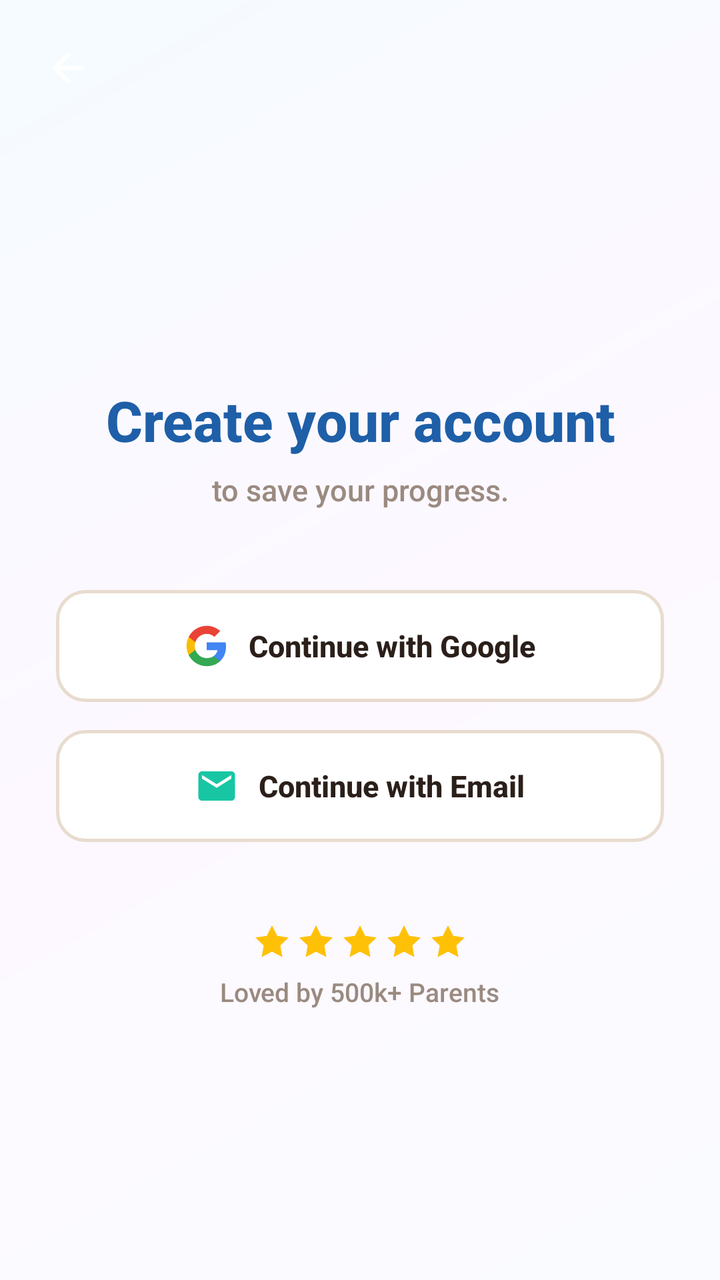
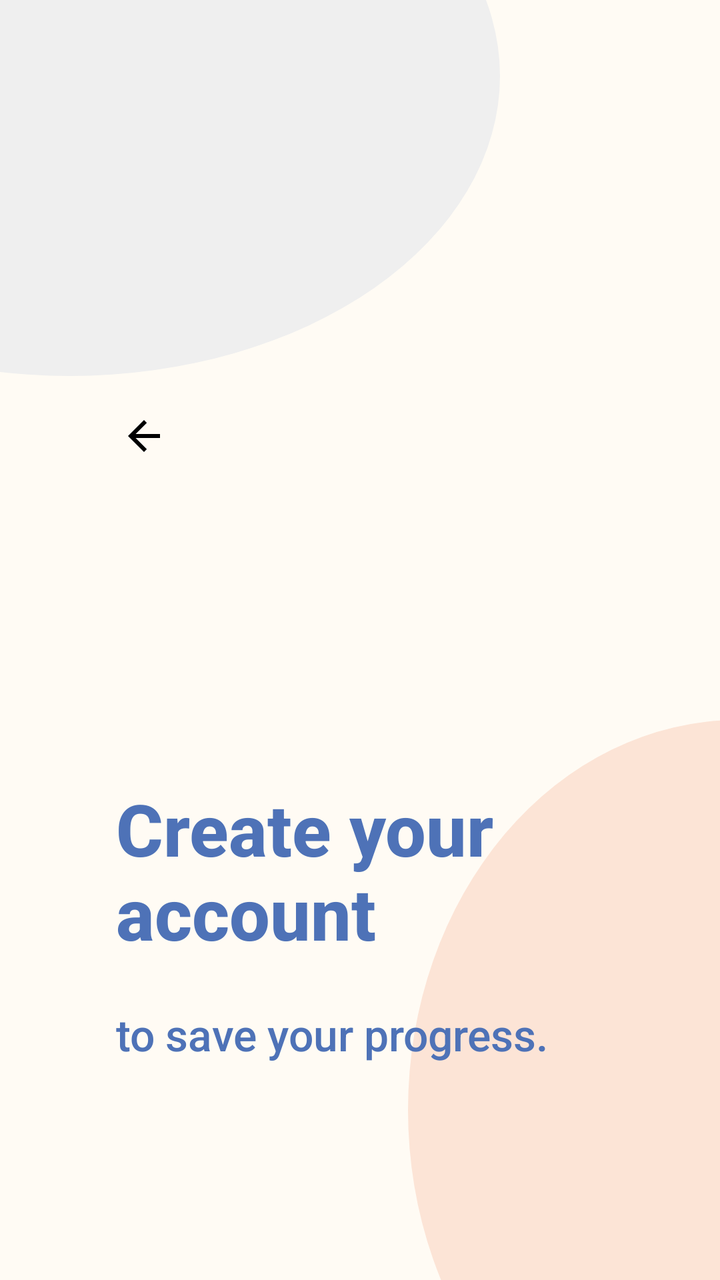

An Android layout rendered at two revisions. The XML below is the earlier revision; the diff shows what the commit changed to produce the second picture.
<!-- AndroidManifest.xml: application theme Theme.TalentBaby -->
<!-- res/layout/activity_get_started_auth.xml -->
<?xml version="1.0" encoding="utf-8"?>
<LinearLayout
    xmlns:android="http://schemas.android.com/apk/res/android"
    android:layout_width="match_parent"
    android:layout_height="match_parent"
    android:orientation="vertical"
    android:background="@drawable/bg_onboarding">

    
    <ImageButton
        android:id="@+id/btnBack"
        android:layout_width="44dp"
        android:layout_height="44dp"
        android:src="@drawable/ic_back"
        android:background="?attr/selectableItemBackgroundBorderless"
        android:layout_marginStart="12dp"
        android:layout_marginTop="12dp"
        android:padding="10dp"
        android:contentDescription="Back" />

    <LinearLayout
        android:layout_width="match_parent"
        android:layout_height="0dp"
        android:layout_weight="1"
        android:orientation="vertical"
        android:gravity="center"
        android:paddingHorizontal="28dp">

        
        <TextView
            android:layout_width="wrap_content"
            android:layout_height="wrap_content"
            android:text="@string/create_account_title"
            android:textSize="28sp"
            android:textStyle="bold"
            android:textColor="@color/headline_blue"
            android:gravity="center" />

        <TextView
            android:layout_width="wrap_content"
            android:layout_height="wrap_content"
            android:text="@string/save_progress_subtitle"
            android:textSize="15sp"
            android:textColor="@color/text_secondary"
            android:layout_marginTop="6dp"
            android:layout_marginBottom="40dp"
            android:gravity="center" />

        
        <LinearLayout
            android:id="@+id/btnGoogle"
            android:layout_width="match_parent"
            android:layout_height="56dp"
            android:orientation="horizontal"
            android:gravity="center"
            android:background="@drawable/bg_auth_option_button"
            android:layout_marginBottom="14dp"
            android:clickable="true"
            android:focusable="true">

            <ImageView
                android:layout_width="22dp"
                android:layout_height="22dp"
                android:src="@drawable/ic_google"
                android:contentDescription="Google" />

            <TextView
                android:layout_width="wrap_content"
                android:layout_height="wrap_content"
                android:text="@string/continue_google"
                android:textSize="15sp"
                android:textStyle="bold"
                android:textColor="@color/text_primary"
                android:layout_marginStart="10dp" />
        </LinearLayout>

        
        <LinearLayout
            android:id="@+id/btnEmail"
            android:layout_width="match_parent"
            android:layout_height="56dp"
            android:orientation="horizontal"
            android:gravity="center"
            android:background="@drawable/bg_auth_option_button"
            android:layout_marginBottom="40dp"
            android:clickable="true"
            android:focusable="true">

            <ImageView
                android:layout_width="22dp"
                android:layout_height="22dp"
                android:src="@drawable/ic_email"
                android:contentDescription="Email" />

            <TextView
                android:layout_width="wrap_content"
                android:layout_height="wrap_content"
                android:text="@string/continue_email"
                android:textSize="15sp"
                android:textStyle="bold"
                android:textColor="@color/text_primary"
                android:layout_marginStart="10dp" />
        </LinearLayout>

        
        <LinearLayout
            android:layout_width="wrap_content"
            android:layout_height="wrap_content"
            android:orientation="horizontal"
            android:gravity="center_vertical"
            android:layout_marginBottom="6dp">

            <ImageView android:layout_width="20dp" android:layout_height="20dp" android:src="@drawable/ic_star_filled" android:contentDescription="star" />
            <ImageView android:layout_width="20dp" android:layout_height="20dp" android:src="@drawable/ic_star_filled" android:contentDescription="star" android:layout_marginStart="2dp" />
            <ImageView android:layout_width="20dp" android:layout_height="20dp" android:src="@drawable/ic_star_filled" android:contentDescription="star" android:layout_marginStart="2dp" />
            <ImageView android:layout_width="20dp" android:layout_height="20dp" android:src="@drawable/ic_star_filled" android:contentDescription="star" android:layout_marginStart="2dp" />
            <ImageView android:layout_width="20dp" android:layout_height="20dp" android:src="@drawable/ic_star_filled" android:contentDescription="star" android:layout_marginStart="2dp" />
        </LinearLayout>

        <TextView
            android:layout_width="wrap_content"
            android:layout_height="wrap_content"
            android:text="@string/loved_by_parents"
            android:textSize="13sp"
            android:textColor="@color/text_secondary" />
    </LinearLayout>

</LinearLayout>
<!-- resources referenced by this layout -->
<resources>
  <color name="headline_blue">#FF1E5FA8</color>
  <color name="text_secondary">#FF9A8A80</color>
  <!-- drawable bg_auth_option_button (drawable) -->
  <?xml version="1.0" encoding="utf-8"?>
  <shape xmlns:android="http://schemas.android.com/apk/res/android"
      android:shape="rectangle">
      <solid android:color="@color/white" />
      <stroke android:width="1.5dp" android:color="@color/goal_unselected_border" />
      <corners android:radius="14dp" />
  </shape>
  <!-- drawable bg_onboarding (drawable) -->
  <?xml version="1.0" encoding="utf-8"?>
  <shape xmlns:android="http://schemas.android.com/apk/res/android"
      android:shape="rectangle">
      <gradient
          android:startColor="#FFFAFBFF"
          android:centerColor="#FFFDF8FF"
          android:endColor="#FFF5FBFF"
          android:angle="135" />
  </shape>
  <!-- drawable ic_back (drawable) -->
  <?xml version="1.0" encoding="utf-8"?>
  <vector xmlns:android="http://schemas.android.com/apk/res/android"
      android:width="24dp"
      android:height="24dp"
      android:viewportWidth="24"
      android:viewportHeight="24"
      android:tint="@color/white">
      <path
          android:fillColor="@android:color/white"
          android:pathData="M20,11H7.83l5.59,-5.59L12,4l-8,8 8,8 1.41,-1.41L7.83,13H20v-2z" />
  </vector>
  <style name="Theme.TalentBaby" parent="Theme.MaterialComponents.DayNight.NoActionBar">
          
          <item name="colorPrimary">@color/primary</item>
          <item name="colorPrimaryVariant">@color/primary_dark</item>
          <item name="colorOnPrimary">@color/white</item>
          
          <item name="colorSecondary">@color/secondary</item>
          <item name="colorSecondaryVariant">@color/secondary_dark</item>
          <item name="colorOnSecondary">@color/white</item>
          
          <item name="colorSurface">@color/surface</item>
          <item name="colorOnSurface">@color/text_primary</item>
          <item name="android:colorBackground">@color/background</item>
          <item name="android:windowBackground">@color/background</item>
          
          <item name="android:statusBarColor">@color/background</item>
          <item name="android:windowLightStatusBar">true</item>
          
          <item name="elevationOverlayEnabled">true</item>
          
          <item name="android:fontFamily">sans-serif-medium</item>
      </style>
  <color name="goal_unselected_border">#FFE8DCCF</color>
  <!-- unchanged entries left out for length: 16 -->
</resources>

<!-- the commit's change to res/layout/activity_get_started_auth.xml (unified diff, before → after) -->
@@ -1,128 +1,123 @@
 <?xml version="1.0" encoding="utf-8"?>
-<LinearLayout
-    xmlns:android="http://schemas.android.com/apk/res/android"
+<FrameLayout xmlns:android="http://schemas.android.com/apk/res/android"
     android:layout_width="match_parent"
     android:layout_height="match_parent"
-    android:orientation="vertical"
-    android:background="@drawable/bg_onboarding">
+    android:background="@drawable/bg_login_design">
 
-    
     <ImageButton
         android:id="@+id/btnBack"
-        android:layout_width="44dp"
-        android:layout_height="44dp"
-        android:src="@drawable/ic_back"
+        android:layout_width="56dp"
+        android:layout_height="56dp"
+        android:layout_marginStart="44dp"
+        android:layout_marginTop="190dp"
         android:background="?attr/selectableItemBackgroundBorderless"
-        android:layout_marginStart="12dp"
-        android:layout_marginTop="12dp"
-        android:padding="10dp"
-        android:contentDescription="Back" />
+        android:contentDescription="Back"
+        android:padding="8dp"
+        android:src="@drawable/ic_arrow_back"
+        android:tint="@color/black" />
 
     <LinearLayout
         android:layout_width="match_parent"
-        android:layout_height="0dp"
-        android:layout_weight="1"
+        android:layout_height="match_parent"
         android:orientation="vertical"
-        android:gravity="center"
-        android:paddingHorizontal="28dp">
+        android:paddingStart="58dp"
+        android:paddingTop="390dp"
+        android:paddingEnd="58dp"
+        android:paddingBottom="106dp">
 
-        
         <TextView
-            android:layout_width="wrap_content"
+            android:layout_width="match_parent"
             android:layout_height="wrap_content"
             android:text="@string/create_account_title"
-            android:textSize="28sp"
-            android:textStyle="bold"
-            android:textColor="@color/headline_blue"
-            android:gravity="center" />
+            android:textColor="@color/design_blue"
+            android:textSize="36sp"
+            android:textStyle="bold" />
 
         <TextView
-            android:layout_width="wrap_content"
+            android:layout_width="match_parent"
             android:layout_height="wrap_content"
+            android:layout_marginTop="22dp"
             android:text="@string/save_progress_subtitle"
-            android:textSize="15sp"
-            android:textColor="@color/text_secondary"
-            android:layout_marginTop="6dp"
-            android:layout_marginBottom="40dp"
-            android:gravity="center" />
+            android:textColor="@color/design_blue"
+            android:textSize="22sp" />
 
-        
         <LinearLayout
             android:id="@+id/btnGoogle"
             android:layout_width="match_parent"
-            android:layout_height="56dp"
-            android:orientation="horizontal"
+            android:layout_height="70dp"
+            android:layout_marginTop="92dp"
+            android:background="@drawable/bg_auth_option_button"
+            android:clickable="true"
+            android:focusable="true"
             android:gravity="center"
-            android:background="@drawable/bg_auth_option_button"
-            android:layout_marginBottom="14dp"
-            android:clickable="true"
-            android:focusable="true">
+            android:orientation="horizontal">
 
             <ImageView
-                android:layout_width="22dp"
-                android:layout_height="22dp"
-                android:src="@drawable/ic_google"
-                android:contentDescription="Google" />
+                android:layout_width="38dp"
+                android:layout_height="38dp"
+                android:contentDescription="Google"
+                android:src="@drawable/ic_google" />
 
             <TextView
                 android:layout_width="wrap_content"
                 android:layout_height="wrap_content"
+                android:layout_marginStart="38dp"
                 android:text="@string/continue_google"
-                android:textSize="15sp"
-                android:textStyle="bold"
-                android:textColor="@color/text_primary"
-                android:layout_marginStart="10dp" />
+                android:textColor="@color/design_gray"
+                android:textSize="23sp" />
         </LinearLayout>
 
-        
         <LinearLayout
             android:id="@+id/btnEmail"
             android:layout_width="match_parent"
-            android:layout_height="56dp"
-            android:orientation="horizontal"
+            android:layout_height="70dp"
+            android:layout_marginTop="64dp"
+            android:background="@drawable/bg_auth_option_button"
+            android:clickable="true"
+            android:focusable="true"
             android:gravity="center"
-            android:background="@drawable/bg_auth_option_button"
-            android:layout_marginBottom="40dp"
-            android:clickable="true"
-            android:focusable="true">
+            android:orientation="horizontal">
 
             <ImageView
-                android:layout_width="22dp"
-                android:layout_height="22dp"
-                android:src="@drawable/ic_email"
-                android:contentDescription="Email" />
+                android:layout_width="34dp"
+                android:layout_height="34dp"
+                android:contentDescription="Email"
+                android:src="@drawable/ic_email" />
 
             <TextView
                 android:layout_width="wrap_content"
                 android:layout_height="wrap_content"
+                android:layout_marginStart="38dp"
                 android:text="@string/continue_email"
-                android:textSize="15sp"
-                android:textStyle="bold"
-                android:textColor="@color/text_primary"
-                android:layout_marginStart="10dp" />
+                android:textColor="@color/design_gray"
+                android:textSize="23sp" />
         </LinearLayout>
 
-        
+        <View
+            android:layout_width="match_parent"
+            android:layout_height="0dp"
+            android:layout_weight="1" />
+
         <LinearLayout
-            android:layout_width="wrap_content"
+            android:layout_width="match_parent"
             android:layout_height="wrap_content"
-            android:orientation="horizontal"
-            android:gravity="center_vertical"
-            android:layout_marginBottom="6dp">
+            android:gravity="center"
+            android:orientation="horizontal">
 
-            <ImageView android:layout_width="20dp" android:layout_height="20dp" android:src="@drawable/ic_star_filled" android:contentDescription="star" />
-            <ImageView android:layout_width="20dp" android:layout_height="20dp" android:src="@drawable/ic_star_filled" android:contentDescription="star" android:layout_marginStart="2dp" />
-            <ImageView android:layout_width="20dp" android:layout_height="20dp" android:src="@drawable/ic_star_filled" android:contentDescription="star" android:layout_marginStart="2dp" />
-            <ImageView android:layout_width="20dp" android:layout_height="20dp" android:src="@drawable/ic_star_filled" android:contentDescription="star" android:layout_marginStart="2dp" />
-            <ImageView android:layout_width="20dp" android:layout_height="20dp" android:src="@drawable/ic_star_filled" android:contentDescription="star" android:layout_marginStart="2dp" />
+            <ImageView style="@style/AuthStar" android:src="@drawable/ic_star_filled" />
+            <ImageView style="@style/AuthStar" android:src="@drawable/ic_star_filled" />
+            <ImageView style="@style/AuthStar" android:src="@drawable/ic_star_filled" />
+            <ImageView style="@style/AuthStar" android:src="@drawable/ic_star_filled" />
+            <ImageView style="@style/AuthStar" android:src="@drawable/ic_star_filled" />
         </LinearLayout>
 
         <TextView
-            android:layout_width="wrap_content"
+            android:layout_width="match_parent"
             android:layout_height="wrap_content"
+            android:layout_marginTop="24dp"
+            android:gravity="center"
             android:text="@string/loved_by_parents"
-            android:textSize="13sp"
-            android:textColor="@color/text_secondary" />
+            android:textColor="@color/design_gray"
+            android:textSize="25sp" />
     </LinearLayout>
-
-</LinearLayout>
+</FrameLayout>
<!-- resource entries referenced after the edit -->
@@ -1,37 +1,64 @@
 <!-- resources referenced by this layout -->
 <resources>
-  <color name="headline_blue">#FF1E5FA8</color>
-  <color name="text_secondary">#FF9A8A80</color>
+  <color name="black">#FF000000</color>
+  <color name="design_blue">#FF4E72B7</color>
+  <color name="design_gray">#FF7C7E83</color>
   <!-- drawable bg_auth_option_button (drawable) -->
   <?xml version="1.0" encoding="utf-8"?>
   <shape xmlns:android="http://schemas.android.com/apk/res/android"
       android:shape="rectangle">
       <solid android:color="@color/white" />
-      <stroke android:width="1.5dp" android:color="@color/goal_unselected_border" />
-      <corners android:radius="14dp" />
+      <stroke android:width="2dp" android:color="@color/design_line" />
+      <corners android:radius="34dp" />
   </shape>
-  <!-- drawable bg_onboarding (drawable) -->
+  <!-- drawable bg_login_design (drawable) -->
   <?xml version="1.0" encoding="utf-8"?>
-  <shape xmlns:android="http://schemas.android.com/apk/res/android"
-      android:shape="rectangle">
-      <gradient
-          android:startColor="#FFFAFBFF"
-          android:centerColor="#FFFDF8FF"
-          android:endColor="#FFF5FBFF"
-          android:angle="135" />
-  </shape>
-  <!-- drawable ic_back (drawable) -->
+  <layer-list xmlns:android="http://schemas.android.com/apk/res/android">
+      <item>
+          <shape android:shape="rectangle">
+              <solid android:color="@color/design_cream" />
+          </shape>
+      </item>
+  
+      <item
+          android:width="430dp"
+          android:height="300dp"
+          android:gravity="top|start"
+          android:left="-180dp"
+          android:top="-112dp">
+          <shape android:shape="oval">
+              <solid android:color="#EFEFEF" />
+          </shape>
+      </item>
+  
+      <item
+          android:width="330dp"
+          android:height="390dp"
+          android:gravity="bottom|end"
+          android:right="-174dp"
+          android:bottom="-110dp">
+          <shape android:shape="oval">
+              <solid android:color="@color/lb_blush" />
+          </shape>
+      </item>
+  </layer-list>
+  <!-- drawable ic_arrow_back (drawable) -->
   <?xml version="1.0" encoding="utf-8"?>
   <vector xmlns:android="http://schemas.android.com/apk/res/android"
       android:width="24dp"
       android:height="24dp"
       android:viewportWidth="24"
-      android:viewportHeight="24"
-      android:tint="@color/white">
+      android:viewportHeight="24">
       <path
-          android:fillColor="@android:color/white"
-          android:pathData="M20,11H7.83l5.59,-5.59L12,4l-8,8 8,8 1.41,-1.41L7.83,13H20v-2z" />
+          android:pathData="M20,11H7.83l5.59,-5.59L12,4l-8,8 8,8 1.41,-1.41L7.83,13H20v-2z"
+          android:fillColor="#2B1F1A" />
   </vector>
+  <style name="AuthStar">
+          <item name="android:layout_width">34dp</item>
+          <item name="android:layout_height">34dp</item>
+          <item name="android:layout_marginStart">3dp</item>
+          <item name="android:layout_marginEnd">3dp</item>
+      </style>
   <style name="Theme.TalentBaby" parent="Theme.MaterialComponents.DayNight.NoActionBar">
           
           <item name="colorPrimary">@color/primary</item>
@@ -46,15 +73,35 @@
           <item name="colorOnSurface">@color/text_primary</item>
           <item name="android:colorBackground">@color/background</item>
           <item name="android:windowBackground">@color/background</item>
+          <item name="android:windowAnimationStyle">@style/Animation.TalentBaby.None</item>
+          <item name="android:forceDarkAllowed">false</item>
           
-          <item name="android:statusBarColor">@color/background</item>
-          <item name="android:windowLightStatusBar">true</item>
+          <item name="android:statusBarColor">@color/app_header_start</item>
+          <item name="android:navigationBarColor">@color/white</item>
+          <item name="android:windowLightStatusBar">false</item>
           
           <item name="elevationOverlayEnabled">true</item>
           
           <item name="android:fontFamily">sans-serif-medium</item>
       </style>
-  <color name="goal_unselected_border">#FFE8DCCF</color>
+  <color name="design_line">#FFE2E2E2</color>
+  <color name="design_cream">#FFFFFBF4</color>
+  <color name="lb_blush">#FCE4D6</color>
+  <style name="Animation.TalentBaby.None" parent="@android:style/Animation">
+          <item name="android:activityOpenEnterAnimation">@null</item>
+          <item name="android:activityOpenExitAnimation">@null</item>
+          <item name="android:activityCloseEnterAnimation">@null</item>
+          <item name="android:activityCloseExitAnimation">@null</item>
+          <item name="android:taskOpenEnterAnimation">@null</item>
+          <item name="android:taskOpenExitAnimation">@null</item>
+          <item name="android:taskCloseEnterAnimation">@null</item>
+          <item name="android:taskCloseExitAnimation">@null</item>
+          <item name="android:taskToFrontEnterAnimation">@null</item>
+          <item name="android:taskToFrontExitAnimation">@null</item>
+          <item name="android:taskToBackEnterAnimation">@null</item>
+          <item name="android:taskToBackExitAnimation">@null</item>
+      </style>
+  <color name="app_header_start">#FFC8EEF4</color>
   <!-- unchanged entries left out for length: 16 -->
 </resources>
 
